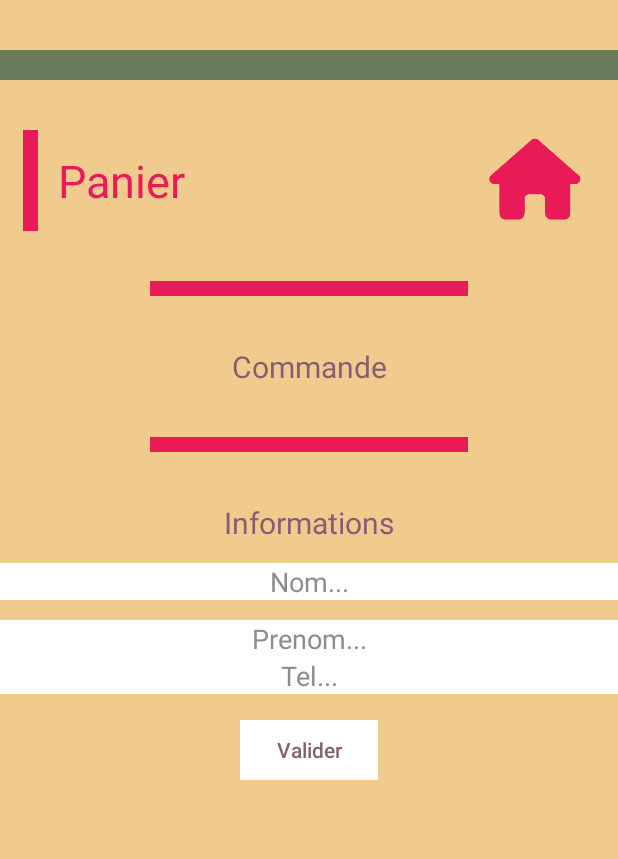
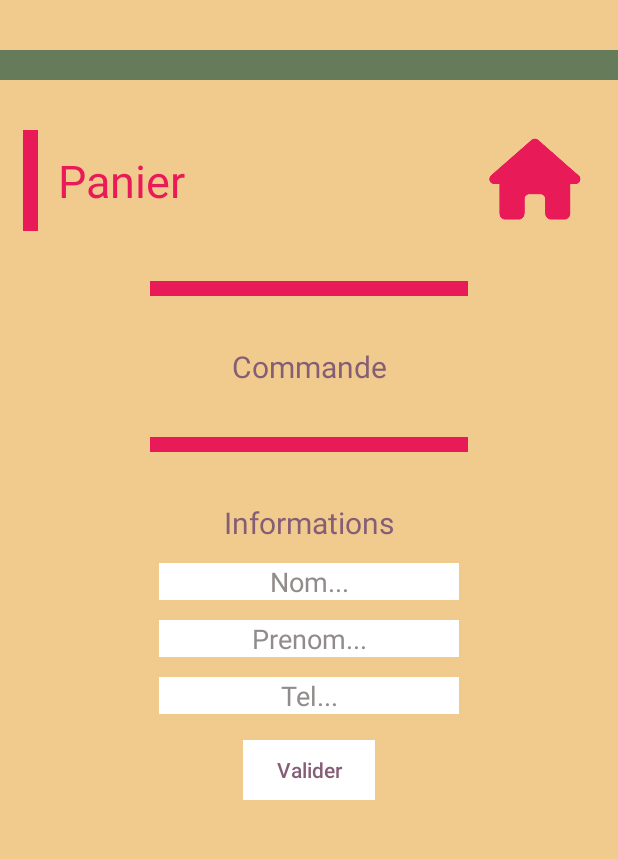
Before and after one commit to SamuelCiscar/MatchaTeam, an Android app: the PanierActivity screen opened directly, with no data from a screen before it, on a phone screen of 412 x 824 dp, the part 150-1009 px from its top. Run offline under Robolectric (Android 15) with nearby library versions, the phone set to English and light mode, and no system bars.

Commit message:
Visuel terminé

```diff
--- a/app/src/main/java/com/example/matchateam/PanierActivity.java
+++ b/app/src/main/java/com/example/matchateam/PanierActivity.java
@@ -1,17 +1,32 @@
 package com.example.matchateam;
 
+import android.content.Intent;
 import android.os.Bundle;
+import android.view.View;
 
 import androidx.appcompat.app.AppCompatActivity;
 
-public class PanierActivity extends AppCompatActivity {
+import com.example.matchateam.databinding.ActivityPanierBinding;
+
+public class PanierActivity extends AppCompatActivity implements View.OnClickListener{
+
+    ActivityPanierBinding binding;
     @Override
     protected void onCreate(Bundle savedInstanceState) {
         super.onCreate(savedInstanceState);
         setContentView(R.layout.activity_panier);
+        binding = ActivityPanierBinding.inflate(getLayoutInflater());
+        setContentView(binding.getRoot());
+
+        binding.logohome.setOnClickListener(this);
     }
 
 
-
-
+    @Override
+    public void onClick(View v) {
+        if(v == binding.logohome){
+            Intent intent = new Intent(this, MainActivity.class);
+            startActivity(intent);
+    }
 }
+}
--- a/app/src/main/res/layout/activity_panier.xml
+++ b/app/src/main/res/layout/activity_panier.xml
@@ -99,6 +99,11 @@
         android:textColor="@color/web_purple"
         android:textSize="20dp" />
 
+    <androidx.recyclerview.widget.RecyclerView
+        android:id="@+id/rcViewPanier"
+        android:layout_width="match_parent"
+        android:layout_height="wrap_content" />
+
     <LinearLayout
         android:layout_width="match_parent"
         android:layout_height="10dp"
@@ -122,8 +127,9 @@
 
     <EditText
         android:id="@+id/etName"
-        android:layout_width="match_parent"
+        android:layout_width="200dp"
         android:layout_height="wrap_content"
+        android:layout_gravity="center"
         android:layout_marginTop="20px"
         android:layout_marginBottom="20px"
         android:background="@color/white"
@@ -136,8 +142,10 @@
 
     <EditText
         android:id="@+id/etprenom"
-        android:layout_width="match_parent"
+        android:layout_width="200dp"
         android:layout_height="wrap_content"
+        android:layout_gravity="center"
+        android:layout_marginBottom="20px"
         android:background="@color/white"
         android:backgroundTint="@color/white"
         android:ems="10"
@@ -148,15 +156,16 @@
 
     <EditText
         android:id="@+id/editTextPhone"
-        android:layout_width="match_parent"
+        android:layout_width="200dp"
         android:layout_height="wrap_content"
+        android:layout_gravity="center"
         android:background="@color/white"
         android:backgroundTint="@color/white"
         android:ems="10"
         android:gravity="center"
         android:inputType="text"
         android:text="Tel..."
-        android:textColor="#918B8B"/>
+        android:textColor="#918B8B" />
 
     <Button
         android:id="@+id/btnValidate"
@@ -165,9 +174,14 @@
         android:layout_gravity="center"
         android:layout_margin="20px"
         android:backgroundTint="@color/white"
+        android:paddingLeft="12dp"
+        android:paddingTop="3dp"
+        android:paddingRight="12dp"
+        android:paddingBottom="3dp"
         android:shape="rectangle"
         android:text="Valider"
         android:textColor="@color/web_purple"
-        app:cornerRadius="0dp" />
+        app:cornerRadius="0dp"
+        app:iconPadding="4dp" />
 
 </LinearLayout>
```
